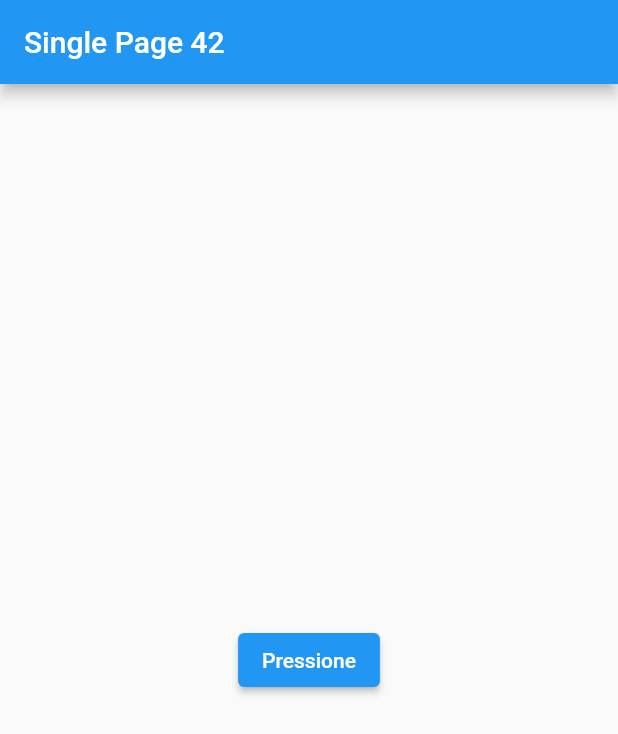
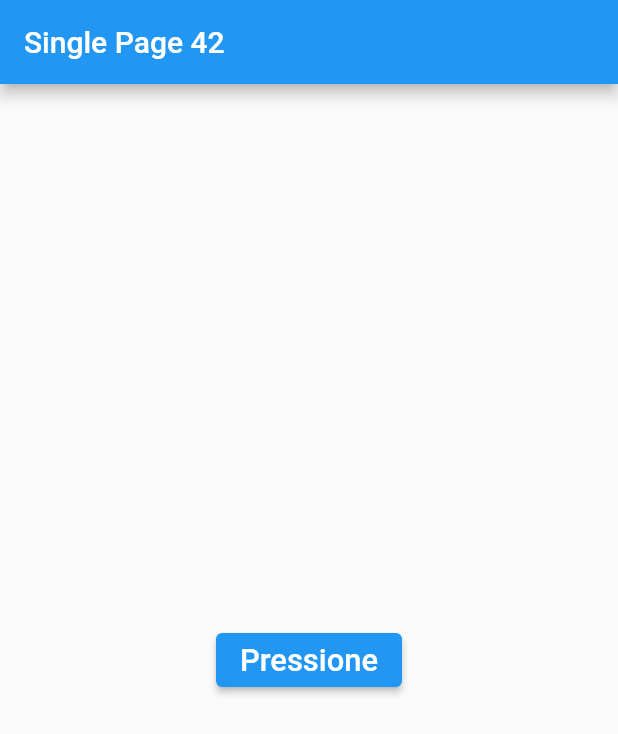
Before and after one commit to DaviPrograme/Flutter_start_42, a Flutter app: the screen it shows after launch, on a phone screen of 412 x 824 dp. Shown: the top 734 px of the screen. Run offline on Flutter 3.47's test engine with Material 2 defaults, Android fonts, the phone set to English and light mode, and no system bars; our stand-ins replace auto_size_text.

Commit message:
no ex00 criei uma forma de capturar o tamanho da tela e mudar o tamanho do botão de acordo com as dimenções

```diff
--- a/ex00/lib/main.dart
+++ b/ex00/lib/main.dart
@@ -8,6 +8,11 @@ class SinglePage extends StatelessWidget {
 
   @override
   Widget build(BuildContext context) {
+    double height = MediaQuery.of(context).size.height;
+    double width = MediaQuery.of(context).size.width;
+    double fator = 0.05;
+    double sizeFont = height < width ? height * fator : width * fator;
+
     return MaterialApp(
       home: Scaffold(
         appBar: AppBar(
@@ -15,7 +20,10 @@ class SinglePage extends StatelessWidget {
         ),
         body: Center(
           child: ElevatedButton(
-            child: Text("Pressione"),
+            child: Text(
+              "Pressione",
+              style: TextStyle(fontSize: sizeFont),
+            ),
             onPressed: () => print("Button pressed"),
           )
         ),
```
